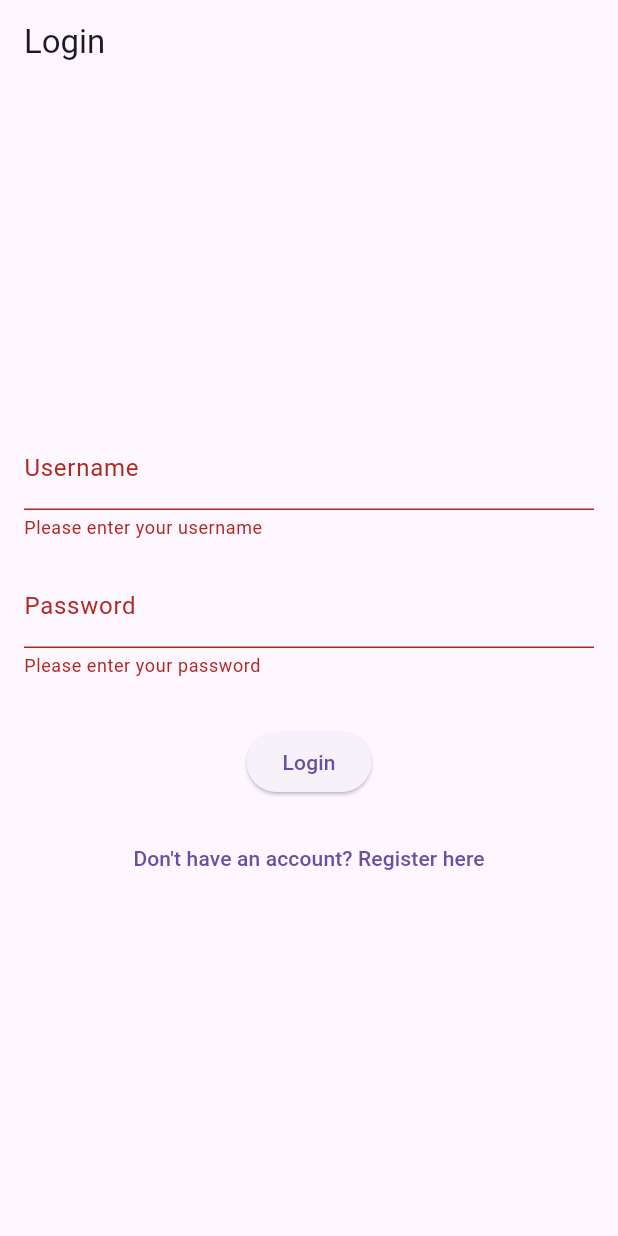
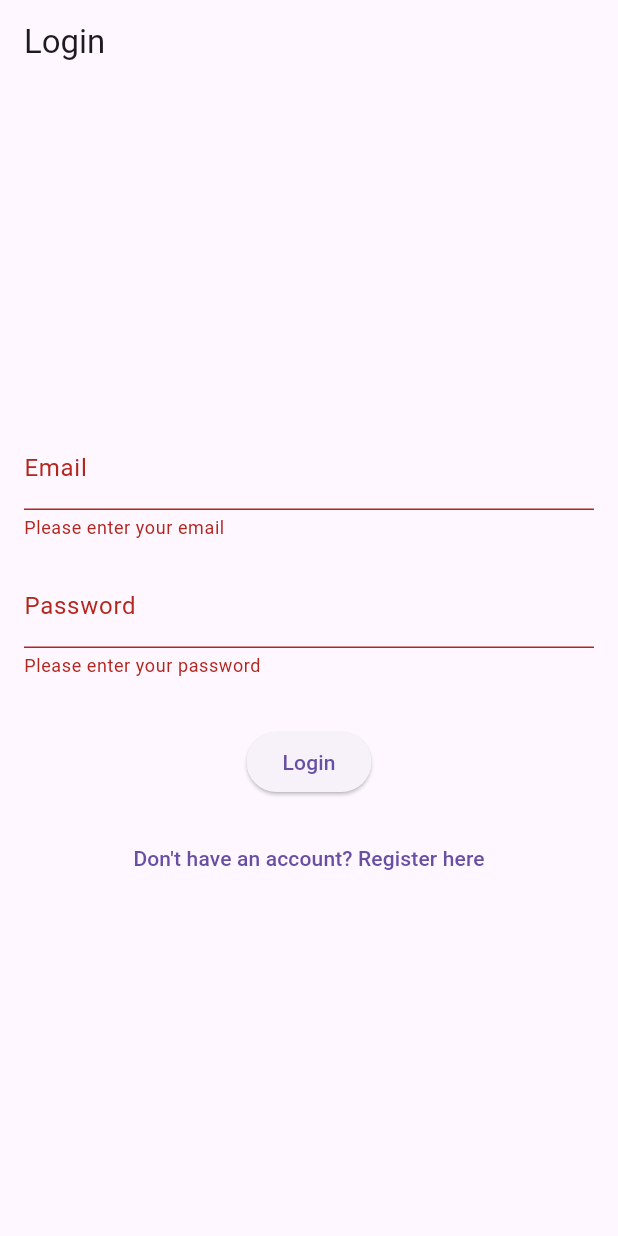
Before and after one commit to AlmaSantosS/QR, a Flutter app: the screen it shows after launch, after a tap on "Login", on a phone screen of 412 x 824 dp. Run offline on Flutter 3.47's test engine with Material 3 defaults, Android fonts, the phone set to English and light mode, and no system bars; our stand-ins replace barcode_widget, cloud_firestore, firebase_auth, firebase_core, image_gallery_saver; missing offline and left inert: flutter_qr_bar_scanner; accounts and stored records are empty.

Commit message:
Login with firebase

```diff
--- a/lib/src/account/login.dart
+++ b/lib/src/account/login.dart
@@ -1,6 +1,7 @@
-// lib/login_page.dart
-
+import 'package:esqrcode/src/pages/second.dart';
+import 'package:esqrcode/src/pages/first.dart'; // Página que muestra después de un inicio de sesión exitoso
 import 'package:flutter/material.dart';
+import 'package:firebase_auth/firebase_auth.dart';
 import 'package:esqrcode/src/account/register.dart';
 
 class LoginPage extends StatefulWidget {
@@ -10,8 +11,42 @@ class LoginPage extends StatefulWidget {
 
 class _LoginPageState extends State<LoginPage> {
   final _formKey = GlobalKey<FormState>();
-  final _usernameController = TextEditingController();
-  final _passwordController = TextEditingController();
+  final TextEditingController _emailController = TextEditingController();
+  final TextEditingController _passwordController = TextEditingController();
+  final FirebaseAuth _auth = FirebaseAuth.instance;
+
+  Future<void> _login() async {
+    try {
+      UserCredential userCredential = await _auth.signInWithEmailAndPassword(
+        email: _emailController.text,
+        password: _passwordController.text,
+      );
+
+      // Verificar si el usuario inició sesión correctamente
+      User? user = userCredential.user;
+      if (user != null) {
+        ScaffoldMessenger.of(context).showSnackBar(
+          SnackBar(content: Text('Logged in successfully')),
+        );
+        Navigator.pushReplacement(
+          context,
+          MaterialPageRoute(builder: (context) => First()),
+        );
+      } else {
+        ScaffoldMessenger.of(context).showSnackBar(
+          SnackBar(content: Text('Login failed')),
+        );
+      }
+    } on FirebaseAuthException catch (e) {
+      ScaffoldMessenger.of(context).showSnackBar(
+        SnackBar(content: Text('Failed to login: ${e.message}')),
+      );
+    } catch (e) {
+      ScaffoldMessenger.of(context).showSnackBar(
+        SnackBar(content: Text('An error occurred: $e')),
+      );
+    }
+  }
 
   @override
   Widget build(BuildContext context) {
@@ -27,11 +62,15 @@ class _LoginPageState extends State<LoginPage> {
             mainAxisAlignment: MainAxisAlignment.center,
             children: <Widget>[
               TextFormField(
-                controller: _usernameController,
-                decoration: InputDecoration(labelText: 'Username'),
+                controller: _emailController,
+                decoration: InputDecoration(labelText: 'Email'),
+                keyboardType: TextInputType.emailAddress,
                 validator: (value) {
                   if (value == null || value.isEmpty) {
-                    return 'Please enter your username';
+                    return 'Please enter your email';
+                  }
+                  if (!RegExp(r'^[^@]+@[^@]+\.[^@]+').hasMatch(value)) {
+                    return 'Please enter a valid email address';
                   }
                   return null;
                 },
@@ -52,10 +91,7 @@ class _LoginPageState extends State<LoginPage> {
               ElevatedButton(
                 onPressed: () {
                   if (_formKey.currentState!.validate()) {
-                    // Aquí puedes agregar la lógica de autenticación
-                    ScaffoldMessenger.of(context).showSnackBar(
-                      SnackBar(content: Text('Logging in...')),
-                    );
+                    _login();
                   }
                 },
                 child: Text('Login'),
@@ -79,7 +115,7 @@ class _LoginPageState extends State<LoginPage> {
 
   @override
   void dispose() {
-    _usernameController.dispose();
+    _emailController.dispose();
     _passwordController.dispose();
     super.dispose();
   }
```
